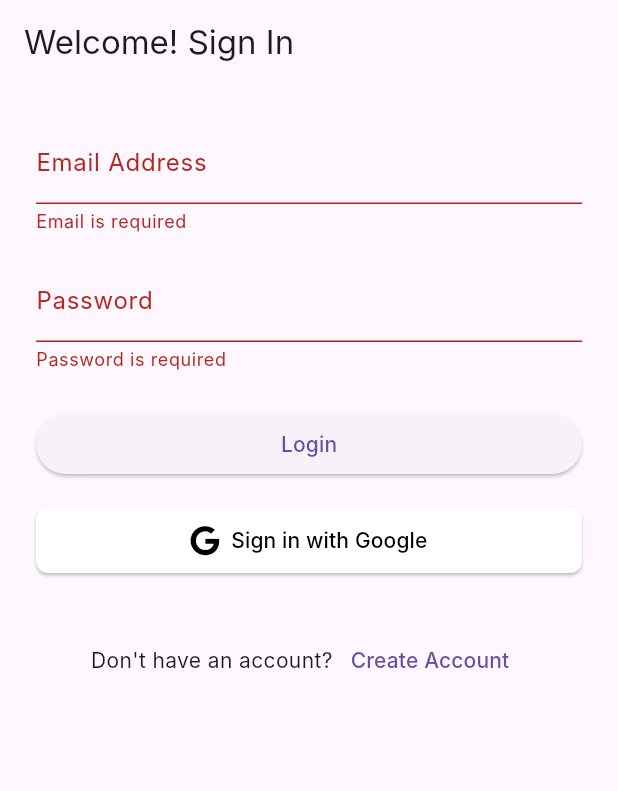
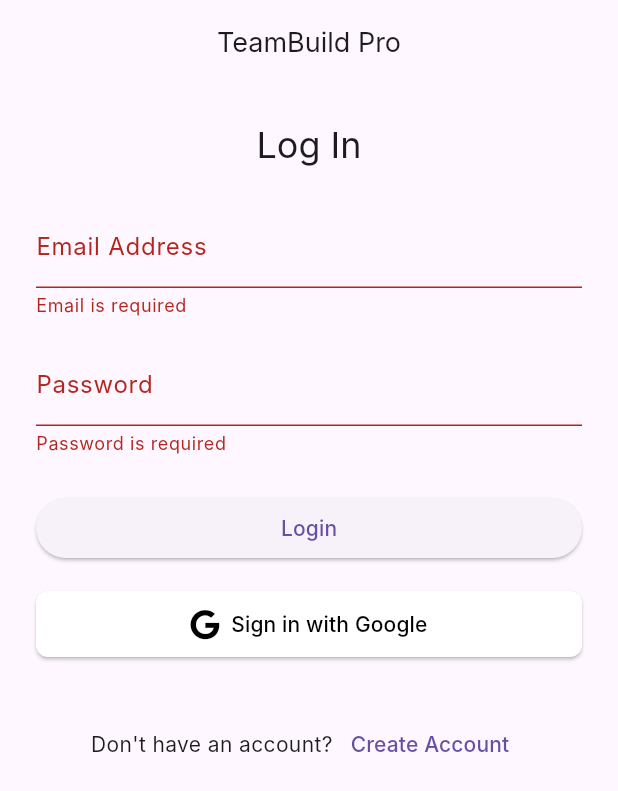
Before and after one commit to scscot/TeamBuildPro, a Flutter app: the screen it shows after launch, after a tap on "Login", on a phone screen of 412 x 824 dp. Shown: the top 791 px of the screen. Run offline on Flutter 3.47's test engine with Material 3 defaults, Android fonts, the phone set to English and light mode, and no system bars; our stand-ins replace cloud_firestore, cloud_functions, country_picker, firebase_auth, firebase_core, firebase_messaging and 8 more; accounts and stored records are empty; Roboto replaces fonts that are missing (Inter).

Commit message:
Re-Rendered Look

```diff
--- a/lib/screens/login_screen.dart
+++ b/lib/screens/login_screen.dart
@@ -11,6 +11,7 @@ import 'package:provider/provider.dart';
 import 'package:sign_in_with_apple/sign_in_with_apple.dart';
 import '../services/auth_service.dart';
 import 'new_registration_screen.dart';
+import '../widgets/header_widgets.dart'; // MODIFIED: Added header import
 
 class LoginScreen extends StatefulWidget {
   final String appId;
@@ -30,14 +31,16 @@ class _LoginScreenState extends State<LoginScreen> {
     if (!_formKey.currentState!.validate() || _isLoading) return;
     setState(() => _isLoading = true);
 
+    final authService = context.read<AuthService>();
+    final scaffoldMessenger = ScaffoldMessenger.of(context);
+
     try {
-      await context.read<AuthService>().signInWithEmailAndPassword(
+      await authService.signInWithEmailAndPassword(
           _emailController.text.trim(), _passwordController.text.trim());
-      // Navigation is handled by the AuthWrapper after successful login.
+      // Navigation will be handled by the AuthWrapper in main.dart
     } on FirebaseAuthException catch (e) {
-      // MODIFIED: Added 'mounted' check before using the context.
       if (!mounted) return;
-      ScaffoldMessenger.of(context).showSnackBar(SnackBar(
+      scaffoldMessenger.showSnackBar(SnackBar(
         content: Text(e.message ?? 'Login failed. Please try again.'),
         backgroundColor: Colors.red,
       ));
@@ -88,13 +91,15 @@ class _LoginScreenState extends State<LoginScreen> {
       Future<OAuthCredential> Function() getCredential) async {
     if (_isLoading) return;
     setState(() => _isLoading = true);
+
+    final scaffoldMessenger = ScaffoldMessenger.of(context);
+
     try {
       final credential = await getCredential();
       await FirebaseAuth.instance.signInWithCredential(credential);
     } catch (e) {
-      // MODIFIED: Added 'mounted' check before using the context.
       if (!mounted) return;
-      ScaffoldMessenger.of(context).showSnackBar(SnackBar(
+      scaffoldMessenger.showSnackBar(SnackBar(
         content: Text('Social sign-in failed: ${e.toString()}'),
         backgroundColor: Colors.red,
       ));
@@ -108,18 +113,28 @@ class _LoginScreenState extends State<LoginScreen> {
   @override
   Widget build(BuildContext context) {
     return Scaffold(
-      appBar: AppBar(title: const Text('Welcome! Sign In')),
+      // MODIFIED: Replaced standard AppBar with the custom header widget.
+      appBar: AppHeaderWithMenu(appId: widget.appId),
       body: SingleChildScrollView(
         child: Padding(
           padding: const EdgeInsets.all(24.0),
-          child: Form(
+          child: Column(
+            children: [
+              // MODIFIED: Added a Text widget to serve as the page title.
+              Text(
+                'Log In',
+                style: Theme.of(context).textTheme.headlineSmall,
+              ),
+              const SizedBox(height: 24),
+              Form(
                 key: _formKey,
                 child: Column(
                   crossAxisAlignment: CrossAxisAlignment.stretch,
                   children: [
                     TextFormField(
                       controller: _emailController,
-                  decoration: const InputDecoration(labelText: 'Email Address'),
+                      decoration:
+                          const InputDecoration(labelText: 'Email Address'),
                       keyboardType: TextInputType.emailAddress,
                       validator: (v) =>
                           v == null || v.isEmpty ? 'Email is required' : null,
@@ -129,8 +144,9 @@ class _LoginScreenState extends State<LoginScreen> {
                       controller: _passwordController,
                       decoration: const InputDecoration(labelText: 'Password'),
                       obscureText: true,
-                  validator: (v) =>
-                      v == null || v.isEmpty ? 'Password is required' : null,
+                      validator: (v) => v == null || v.isEmpty
+                          ? 'Password is required'
+                          : null,
                     ),
                     const SizedBox(height: 24),
                     ElevatedButton(
@@ -183,12 +199,14 @@ class _LoginScreenState extends State<LoginScreen> {
                       TextButton(
                           onPressed: () => Navigator.of(context).push(
                               MaterialPageRoute(
-                              builder: (context) =>
-                                  NewRegistrationScreen(appId: widget.appId))),
+                                  builder: (context) => NewRegistrationScreen(
+                                      appId: widget.appId))),
                           child: const Text('Create Account'))
                     ])
                   ],
                 ),
+              ),
+            ],
           ),
         ),
       ),
```
Lines whose indentation alone changed are shown as unchanged.
